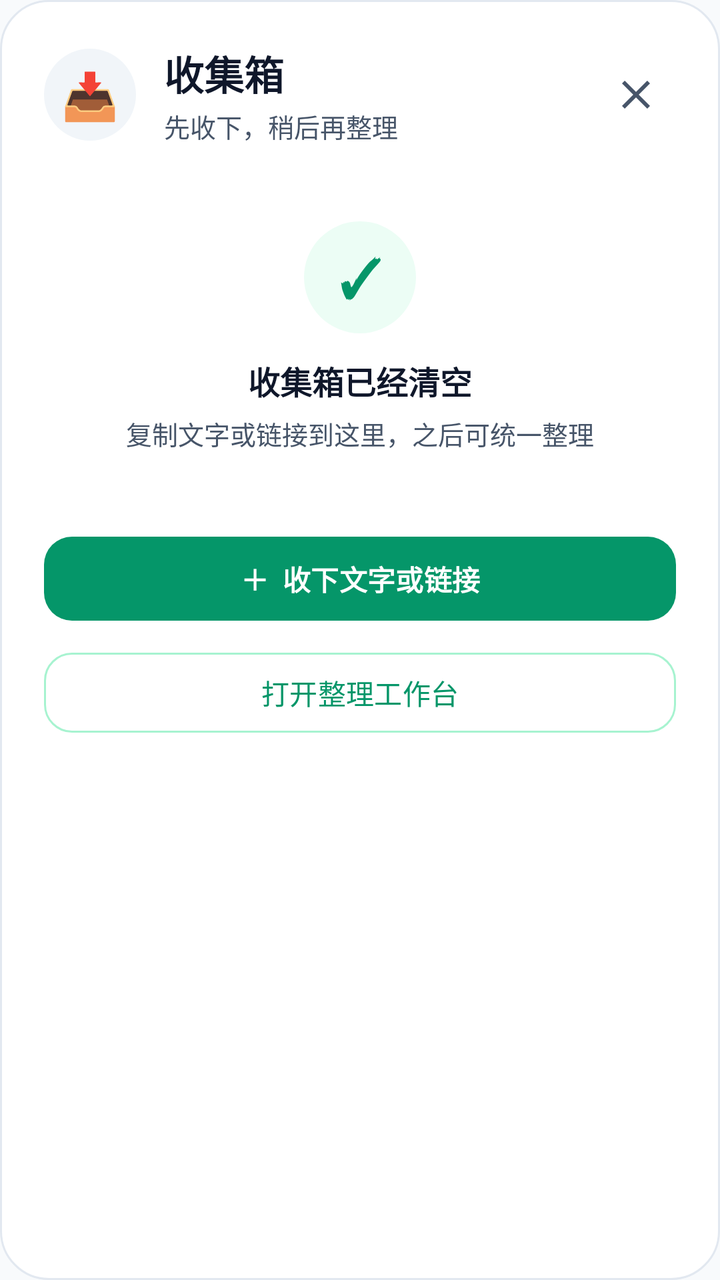
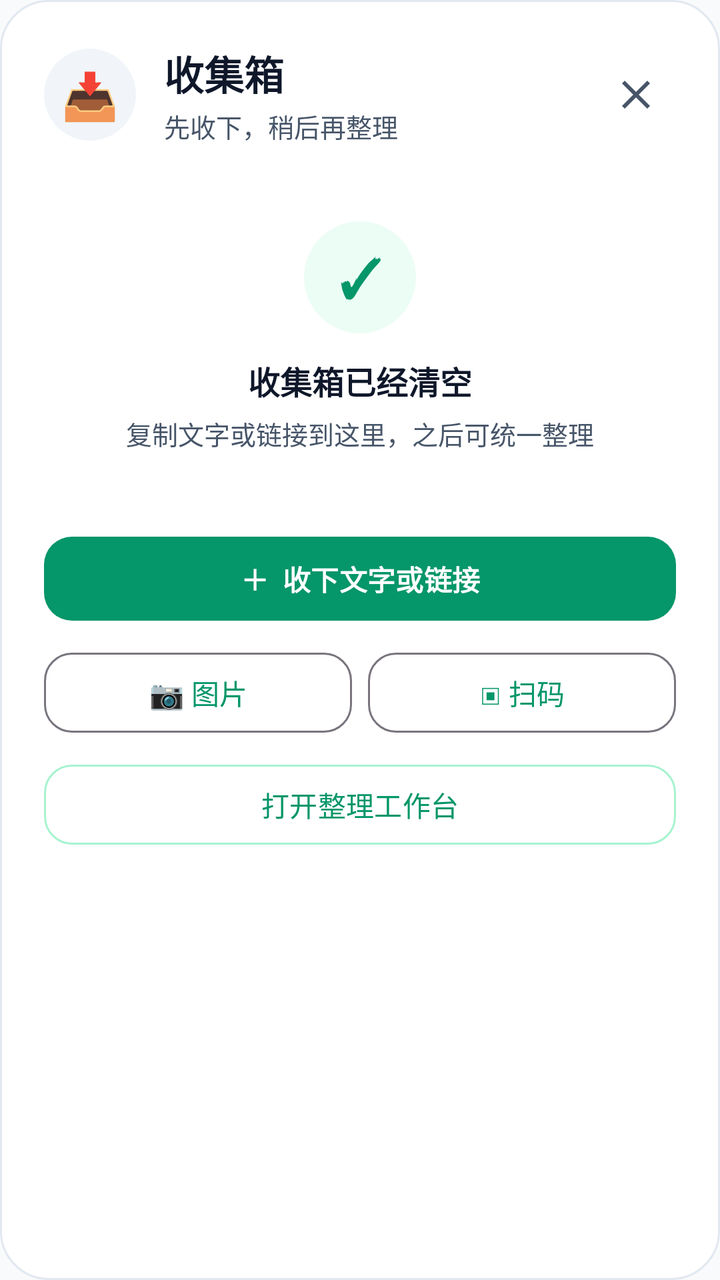

Compare the two renders of this Android layout. The source of the first and the diff that turns it into the second are given below.
<!-- AndroidManifest.xml: application theme Theme.DiaperTracker -->
<!-- res/layout/dialog_collection_workspace.xml -->
<?xml version="1.0" encoding="utf-8"?>
<LinearLayout xmlns:android="http://schemas.android.com/apk/res/android"
    xmlns:app="http://schemas.android.com/apk/res-auto"
    android:layout_width="match_parent"
    android:layout_height="wrap_content"
    android:orientation="vertical"
    android:padding="22dp"
    android:background="@drawable/bg_dialog_card">

    <LinearLayout
        android:layout_width="match_parent"
        android:layout_height="wrap_content"
        android:gravity="center_vertical"
        android:orientation="horizontal">

        <TextView
            android:layout_width="46dp"
            android:layout_height="46dp"
            android:gravity="center"
            android:text="📥"
            android:textSize="23sp"
            android:background="@drawable/bg_icon_circle"
            android:backgroundTint="@color/input_bg" />

        <LinearLayout
            android:layout_width="0dp"
            android:layout_height="wrap_content"
            android:layout_weight="1"
            android:layout_marginStart="14dp"
            android:orientation="vertical">

            <TextView
                android:id="@+id/workspace_title"
                android:layout_width="wrap_content"
                android:layout_height="wrap_content"
                android:text="收集箱"
                android:textColor="@color/text_primary"
                android:textSize="20sp"
                android:textStyle="bold" />

            <TextView
                android:id="@+id/workspace_subtitle"
                android:layout_width="wrap_content"
                android:layout_height="wrap_content"
                android:layout_marginTop="2dp"
                android:text="先收下，稍后再整理"
                android:textColor="@color/text_secondary"
                android:textSize="13sp" />
        </LinearLayout>

        <ImageButton
            android:id="@+id/workspace_close"
            android:layout_width="40dp"
            android:layout_height="40dp"
            android:padding="11dp"
            android:background="?attr/selectableItemBackgroundBorderless"
            android:contentDescription="关闭"
            android:src="@drawable/ic_close"
            app:tint="@color/text_secondary" />
    </LinearLayout>

    <LinearLayout
        android:id="@+id/workspace_empty_state"
        android:layout_width="match_parent"
        android:layout_height="wrap_content"
        android:layout_marginTop="20dp"
        android:layout_marginBottom="20dp"
        android:gravity="center"
        android:orientation="vertical"
        android:paddingVertical="18dp">

        <TextView
            android:layout_width="56dp"
            android:layout_height="56dp"
            android:gravity="center"
            android:text="✓"
            android:textColor="@color/primary"
            android:textSize="26sp"
            android:textStyle="bold"
            android:background="@drawable/bg_icon_circle"
            android:backgroundTint="@color/primary_surface" />

        <TextView
            android:layout_width="wrap_content"
            android:layout_height="wrap_content"
            android:layout_marginTop="12dp"
            android:text="收集箱已经清空"
            android:textColor="@color/text_primary"
            android:textSize="16sp"
            android:textStyle="bold" />

        <TextView
            android:layout_width="wrap_content"
            android:layout_height="wrap_content"
            android:layout_marginTop="5dp"
            android:gravity="center"
            android:text="复制文字或链接到这里，之后可统一整理"
            android:textColor="@color/text_secondary"
            android:textSize="13sp" />
    </LinearLayout>

    <ScrollView
        android:id="@+id/workspace_record_scroll"
        android:layout_width="match_parent"
        android:layout_height="wrap_content"
        android:layout_marginTop="16dp"
        android:layout_marginBottom="16dp"
        android:maxHeight="280dp"
        android:overScrollMode="never"
        android:visibility="gone">

        <LinearLayout
            android:id="@+id/workspace_record_list"
            android:layout_width="match_parent"
            android:layout_height="wrap_content"
            android:orientation="vertical" />
    </ScrollView>

    <com.google.android.material.button.MaterialButton
        android:id="@+id/workspace_add_text"
        android:layout_width="match_parent"
        android:layout_height="50dp"
        android:text="＋  收下文字或链接"
        android:textAllCaps="false"
        android:textColor="@color/white"
        android:textStyle="bold"
        app:cornerRadius="14dp" />

    <com.google.android.material.button.MaterialButton
        android:id="@+id/workspace_open_workbench"
        style="?attr/materialButtonOutlinedStyle"
        android:layout_width="match_parent"
        android:layout_height="48dp"
        android:layout_marginTop="8dp"
        android:text="打开整理工作台"
        android:textAllCaps="false"
        android:textColor="@color/primary"
        app:cornerRadius="14dp"
        app:strokeColor="@color/primary_surface_stroke" />
</LinearLayout>
<!-- resources referenced by this layout -->
<resources>
  <color name="input_bg">#F1F5F9</color>
  <color name="primary">#059669</color>
  <color name="primary_surface">#ECFDF5</color>
  <color name="primary_surface_stroke">#A7F3D0</color>
  <color name="text_primary">#0F172A</color>
  <color name="text_secondary">#475569</color>
  <color name="white">#FFFFFF</color>
  <!-- drawable bg_dialog_card (drawable) -->
  <?xml version="1.0" encoding="utf-8"?>
  <shape xmlns:android="http://schemas.android.com/apk/res/android"
      android:shape="rectangle">
      <solid android:color="@color/card" />
      <corners android:radius="24dp" />
      <stroke
          android:width="1dp"
          android:color="@color/card_border" />
  </shape>
  <!-- drawable bg_icon_circle (drawable) -->
  <?xml version="1.0" encoding="utf-8"?>
  <shape xmlns:android="http://schemas.android.com/apk/res/android"
      android:shape="oval">
      <gradient
          android:type="linear"
          android:angle="135"
          android:startColor="#10B981"
          android:endColor="#059669" />
  </shape>
  <!-- drawable ic_close (drawable) -->
  <vector xmlns:android="http://schemas.android.com/apk/res/android"
      android:width="24dp"
      android:height="24dp"
      android:viewportWidth="24"
      android:viewportHeight="24">
      <path
          android:fillColor="#FFFFFFFF"
          android:pathData="M19,6.41L17.59,5 12,10.59 6.41,5 5,6.41 10.59,12 5,17.59 6.41,19 12,13.41 17.59,19 19,17.59 13.41,12z" />
  </vector>
  <style name="Theme.DiaperTracker" parent="Theme.Material3.DayNight.NoActionBar">
          <item name="colorPrimary">@color/primary</item>
          <item name="colorPrimaryDark">@color/primary_dark</item>
          <item name="colorSecondary">@color/accent</item>
          <item name="android:colorBackground">@color/background</item>
          <item name="android:statusBarColor">@color/primary_dark</item>
          <item name="android:windowLightStatusBar">false</item>
          <item name="android:navigationBarColor">@color/card</item>
          <item name="android:windowLightNavigationBar">true</item>
      </style>
  <color name="card">#FFFFFF</color>
  <color name="card_border">#E2E8F0</color>
  <color name="primary_dark">#047857</color>
  <color name="accent">#F59E0B</color>
  <color name="background">#F8FAFC</color>
</resources>

<!-- the commit's change to res/layout/dialog_collection_workspace.xml (unified diff, before → after) -->
@@ -126,6 +126,35 @@
         android:textStyle="bold"
         app:cornerRadius="14dp" />
 
+    <LinearLayout
+        android:layout_width="match_parent"
+        android:layout_height="48dp"
+        android:layout_marginTop="8dp"
+        android:orientation="horizontal">
+
+        <com.google.android.material.button.MaterialButton
+            android:id="@+id/workspace_add_photo"
+            style="?attr/materialButtonOutlinedStyle"
+            android:layout_width="0dp"
+            android:layout_height="match_parent"
+            android:layout_weight="1"
+            android:layout_marginEnd="4dp"
+            android:text="📷 图片"
+            android:textAllCaps="false"
+            app:cornerRadius="14dp" />
+
+        <com.google.android.material.button.MaterialButton
+            android:id="@+id/workspace_add_scan"
+            style="?attr/materialButtonOutlinedStyle"
+            android:layout_width="0dp"
+            android:layout_height="match_parent"
+            android:layout_weight="1"
+            android:layout_marginStart="4dp"
+            android:text="▣ 扫码"
+            android:textAllCaps="false"
+            app:cornerRadius="14dp" />
+    </LinearLayout>
+
     <com.google.android.material.button.MaterialButton
         android:id="@+id/workspace_open_workbench"
         style="?attr/materialButtonOutlinedStyle"
